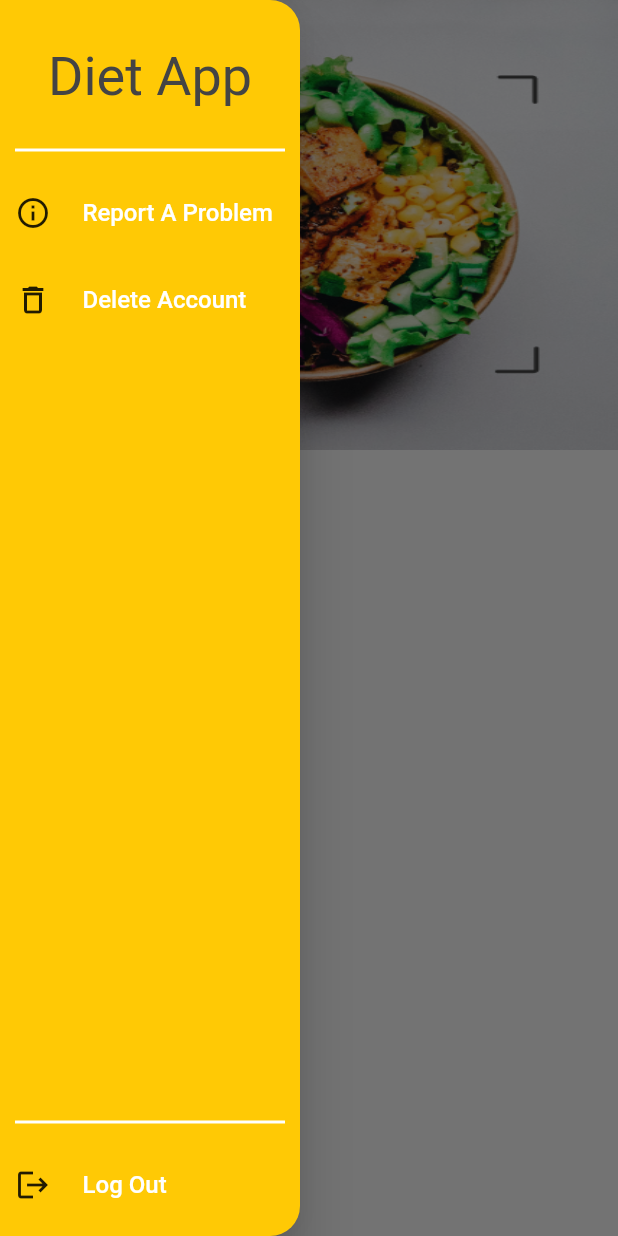
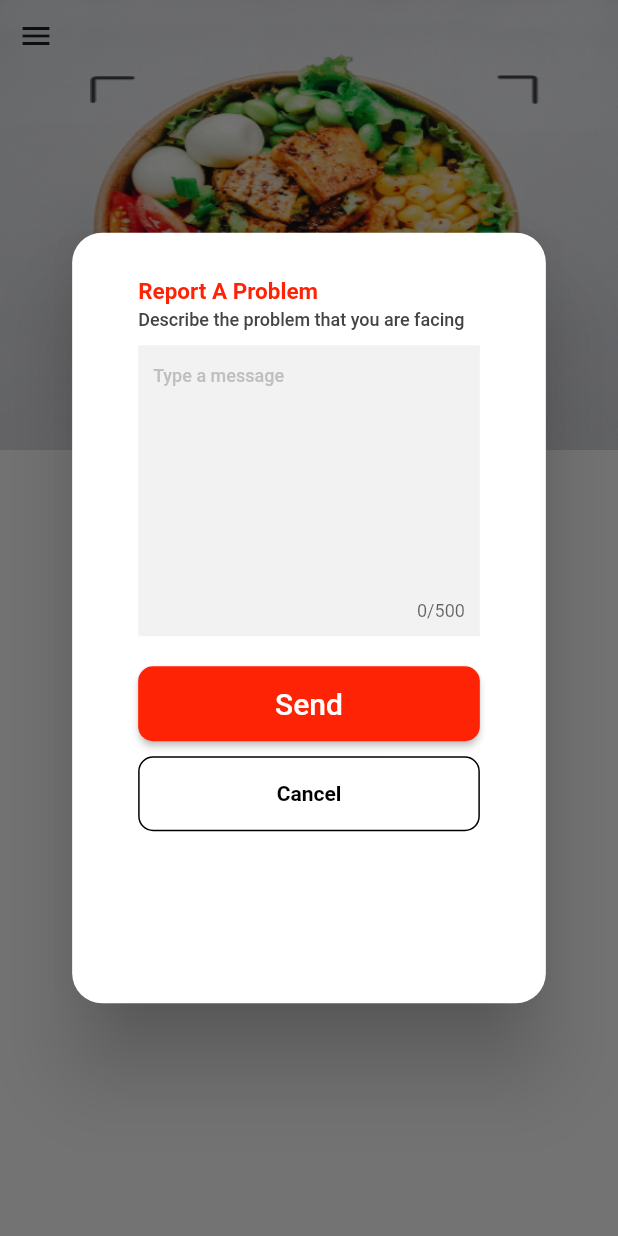
Before and after one commit to RabiaYazdani/DietApp, a Flutter app: the HomeScreen screen opened directly, after a tap on the "menu" icon, after a tap on "Report A Problem", on a phone screen of 412 x 824 dp. Run offline on Flutter 3.47's test engine with Material 2 defaults, Android fonts, the phone set to English and light mode, and no system bars; Roboto replaces fonts that are missing (Buttoni, Montserrat, Buttoni); project files that could hold a hidden picture were left out.

Commit message:
Cards Design Update

```diff
--- a/lib/Screens/drawer_screen.dart
+++ b/lib/Screens/drawer_screen.dart
@@ -1,7 +1,11 @@
+import 'package:diet_app/Widgets/report_card_widget.dart';
 import 'package:diet_app/Widgets/buttoni_font_widget.dart';
 import 'package:diet_app/constants.dart';
+import 'package:flutter/cupertino.dart';
 import 'package:flutter/material.dart';
 
+import '../Widgets/delete&logout_card_widget.dart';
+import '../Widgets/logout_card_widget.dart';
 import '../app_color.dart';
 
 class DrawerView extends StatelessWidget {
@@ -28,13 +32,28 @@ class DrawerView extends StatelessWidget {
             DrawerActionCards(
               label: "Report A Problem",
               icon: Icons.info_outlined,
-              action: () {},
+              action: () {
+                Navigator.pop(context);
+                showDialog(
+                    context: context,
+                    builder: (ctx) => AlertDialog(
+                          shape: RoundedRectangleBorder(
+                              borderRadius: BorderRadius.circular(20)),
+                          content: const ReportCard(),
+                        ));
+              },
             ),
             height(10),
             DrawerActionCards(
               label: "Delete Account",
               icon: Icons.delete_outlined,
-              action: () {},
+              action: () {
+                showDialog(
+                    context: context,
+                    builder: (ctx) => const AlertDialog(
+                          content: DeleteAndLogoutCard(),
+                        ));
+              },
             ),
             const Spacer(),
             const Divider(thickness: 2, color: AppColor.white),
@@ -42,7 +61,13 @@ class DrawerView extends StatelessWidget {
             DrawerActionCards(
               label: "Log Out",
               icon: Icons.logout,
-              action: () {},
+              action: () {
+                showDialog(
+                    context: context,
+                    builder: (ctx) => const AlertDialog(
+                          content: LogoutCard(),
+                        ));
+              },
             ),
           ],
         ),
@@ -65,7 +90,10 @@ class DrawerActionCards extends StatelessWidget {
         Icon(icon),
         width(13),
         TextButton(
-            onPressed: () => action(),
+            onPressed: () {
+              print('function Called');
+              action();
+            },
             child: Text(
               label,
               style: const TextStyle(
--- /dev/null
+++ b/lib/Widgets/delete&logout_card_widget.dart
@@ -0,0 +1,10 @@
+import 'package:flutter/material.dart';
+
+class DeleteAndLogoutCard extends StatelessWidget {
+  const DeleteAndLogoutCard({Key? key}) : super(key: key);
+
+  @override
+  Widget build(BuildContext context) {
+    return Container();
+  }
+}
--- /dev/null
+++ b/lib/Widgets/logout_card_widget.dart
@@ -0,0 +1,10 @@
+import 'package:flutter/material.dart';
+
+class LogoutCard extends StatelessWidget {
+  const LogoutCard({Key? key}) : super(key: key);
+
+  @override
+  Widget build(BuildContext context) {
+    return Container();
+  }
+}
--- /dev/null
+++ b/lib/Widgets/report_card_widget.dart
@@ -0,0 +1,82 @@
+import 'package:flutter/material.dart';
+
+import '../app_color.dart';
+import '../constants.dart';
+
+class ReportCard extends StatelessWidget {
+  const ReportCard({Key? key}) : super(key: key);
+
+  @override
+  Widget build(BuildContext context) {
+    final mediaQuery = MediaQuery.of(context).size;
+    return Container(
+      height: mediaQuery.height * 0.57,
+      width: mediaQuery.width * 0.65,
+      decoration: BoxDecoration(borderRadius: BorderRadius.circular(20)),
+      padding: const EdgeInsets.symmetric(horizontal: 20, vertical: 10),
+      child: Column(
+        mainAxisAlignment: MainAxisAlignment.start,
+        crossAxisAlignment: CrossAxisAlignment.start,
+        children: [
+          const Text(
+            'Report A Problem',
+            style: TextStyle(
+              fontSize: 15,
+              fontWeight: FontWeight.w600,
+              color: AppColor.red,
+            ),
+          ),
+          height(3),
+          Text(
+            'Describe the problem that you are facing',
+            style: blackFont500.copyWith(fontSize: 12),
+          ),
+          height(10),
+          Container(
+              padding: const EdgeInsets.all(10),
+              color: AppColor.lightGrey,
+              child: TextField(
+                maxLines: 8,
+                maxLength: 500,
+                decoration: InputDecoration.collapsed(
+                    hintText: 'Type a message',
+                    hintStyle: blackFont500.copyWith(
+                        fontSize: 12, color: AppColor.greyShade2)),
+              )),
+          height(20),
+          SizedBox(
+            height: 50,
+            width: double.infinity,
+            child: ElevatedButton(
+              onPressed: () {
+                //todo: Message Sending functionality goes here.
+              },
+              style: elevatedButtonStyle(AppColor.red, AppColor.white),
+              child: const Text('Send'),
+            ),
+          ),
+          height(10),
+          Container(
+            height: 50,
+            width: double.infinity,
+            decoration: BoxDecoration(
+              borderRadius: BorderRadius.circular(10),
+              border: Border.all(color: AppColor.black, width: 1),
+            ),
+            child: TextButton(
+                onPressed: () {
+                  Navigator.pop(context);
+                },
+                child: const Text(
+                  'Cancel',
+                  style: TextStyle(
+                      fontSize: 14,
+                      fontWeight: FontWeight.w600,
+                      color: AppColor.black),
+                )),
+          ),
+        ],
+      ),
+    );
+  }
+}
--- a/lib/app_color.dart
+++ b/lib/app_color.dart
@@ -15,5 +15,8 @@ class AppColor {
   static const Color blueShade3 = Color(0xff1877F2);
   static const Color black2 = Color(0xff262626);
   static const Color greyShade = Color(0xff787878);
+  static const Color lightGrey = Color(0xffF2F2F2);
+  static const Color greyShade2 = Color(0xffBFBFBF);
+  static const Color red = Color(0xffFF2305);
   static const Color white = Colors.white;
 }
```
